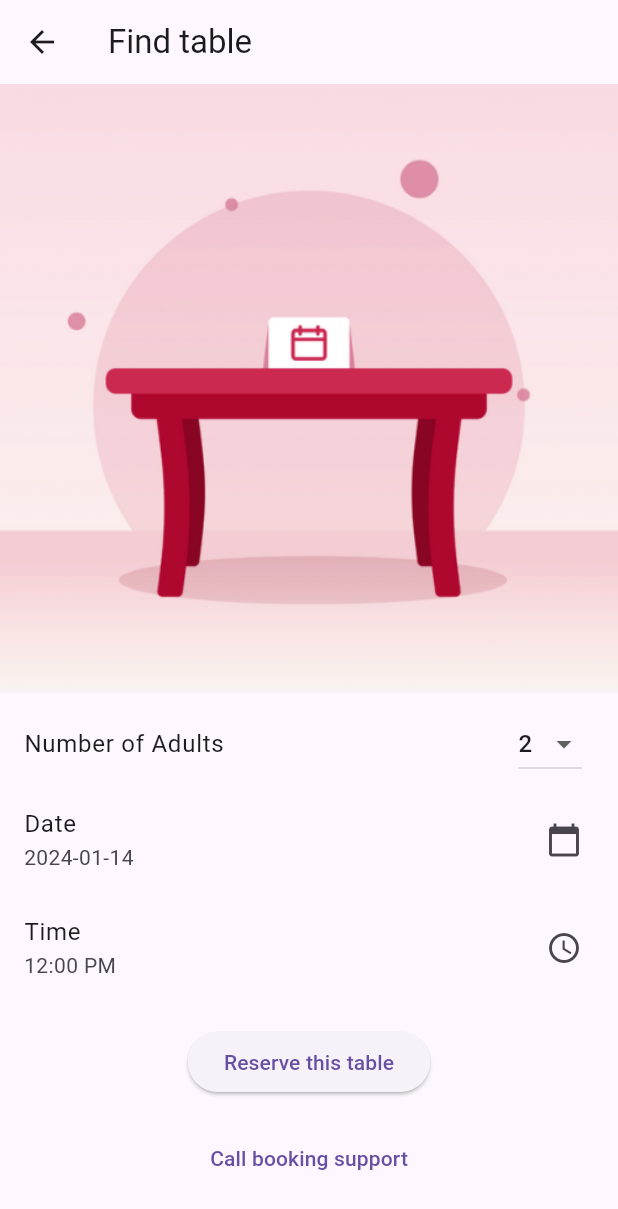
After one commit to RestoRun1/resto_run_mobile, a Flutter app: the Reservation screen opened by its route, on a phone screen of 412 x 824 dp. The commit adds this screen. Shown: the top 1209 px of the screen. Run offline on Flutter 3.47's test engine with Material 3 defaults, Android fonts, the phone set to English and light mode, and no system bars; our stand-ins replace carousel_slider.

Commit message:
reservation page start

```diff
--- /dev/null
+++ b/lib/Pages/Reservation.dart
@@ -0,0 +1,110 @@
+import 'package:flutter/material.dart';
+
+class Reservation extends StatefulWidget {
+  @override
+  _ReservationState createState() => _ReservationState();
+}
+
+class _ReservationState extends State<Reservation> {
+  int _numberOfAdults = 2;
+  DateTime _selectedDate = DateTime.now();
+  TimeOfDay _selectedTime = TimeOfDay(hour: 12, minute: 0);
+
+  Future<void> _selectDate(BuildContext context) async {
+    final DateTime? picked = await showDatePicker(
+      context: context,
+      initialDate: _selectedDate,
+      firstDate: DateTime.now(),
+      lastDate: DateTime(2101),
+    );
+    if (picked != null && picked != _selectedDate) {
+      setState(() {
+        _selectedDate = picked;
+      });
+    }
+  }
+
+  Future<void> _selectTime(BuildContext context) async {
+    final TimeOfDay? picked = await showTimePicker(
+      context: context,
+      initialTime: _selectedTime,
+    );
+    if (picked != null && picked != _selectedTime) {
+      setState(() {
+        _selectedTime = picked;
+      });
+    }
+  }
+
+  @override
+  Widget build(BuildContext context) {
+    return Scaffold(
+      appBar: AppBar(
+        title: Text('Find table'),
+        leading: IconButton(
+          icon: Icon(Icons.arrow_back),
+          onPressed: () => Navigator.of(context).pop(),
+        ),
+      ),
+      body: SingleChildScrollView(
+        child: Column(
+          children: [
+            Image.asset('assets/res1.png'),
+            // Number of adults
+            ListTile(
+              title: Text('Number of Adults'),
+              trailing: DropdownButton<int>(
+                value: _numberOfAdults,
+                icon: Icon(Icons.arrow_drop_down),
+                onChanged: (int? newValue) { // Accepts a nullable int
+                  if (newValue != null) { // Check for null
+                    setState(() {
+                      _numberOfAdults = newValue;
+                    });
+                  }
+                },
+                items: <int>[1, 2, 3, 4, 5, 6, 7, 8, 9, 10].map<DropdownMenuItem<int>>((int value) {
+                  return DropdownMenuItem<int>(
+                    value: value,
+                    child: Text(value.toString()),
+                  );
+                }).toList(),
+              ),
+            ),
+            // Date Picker
+            ListTile(
+              title: Text('Date'),
+              subtitle: Text("${_selectedDate.toLocal()}".split(' ')[0]),
+              trailing: Icon(Icons.calendar_today),
+              onTap: () => _selectDate(context),
+            ),
+            // Time Picker
+            ListTile(
+              title: Text('Time'),
+              subtitle: Text(_selectedTime.format(context)),
+              trailing: Icon(Icons.access_time),
+              onTap: () => _selectTime(context),
+            ),
+            // Reserve Button
+            Padding(
+              padding: const EdgeInsets.symmetric(vertical: 16.0),
+              child: ElevatedButton(
+                child: Text('Reserve this table'),
+                onPressed: () {
+                  // Implement reservation logic
+                },
+              ),
+            ),
+            // Call Support Button
+            TextButton(
+              child: Text('Call booking support'),
+              onPressed: () {
+                // Implement support call logic
+              },
+            ),
+          ],
+        ),
+      ),
+    );
+  }
+}
--- a/lib/main.dart
+++ b/lib/main.dart
@@ -2,6 +2,7 @@ import 'package:flutter/material.dart';
 import 'package:resto_run_mobile/Pages/MainPage.dart';
 import 'package:resto_run_mobile/Pages/SignUp.dart';
 import 'Pages/SignIn.dart';
+import 'Pages/Reservation.dart';
 
 void main() {
   runApp(const MyApp());
@@ -19,7 +20,8 @@ class MyApp extends StatelessWidget {
       routes: {
         '/signIn' : (context) => SignIn(),
         '/signUp' : (context) => SignUp(),
-        '/mainPage' : (context) => MainPage()
+        '/mainPage' : (context) => MainPage(),
+        '/reservation' : (context) => Reservation(),
       },
 
     );
--- a/pubspec.yaml
+++ b/pubspec.yaml
@@ -60,7 +60,7 @@ flutter:
   uses-material-design: true
 
   assets:
-    - assets/images/efe.png
+    - assets/
 
   # To add assets to your application, add an assets section, like this:
   # assets:
```
Also changed, not shown: assets/res1.png (added), assets/res2.png (added), assets/res3.png (added).
